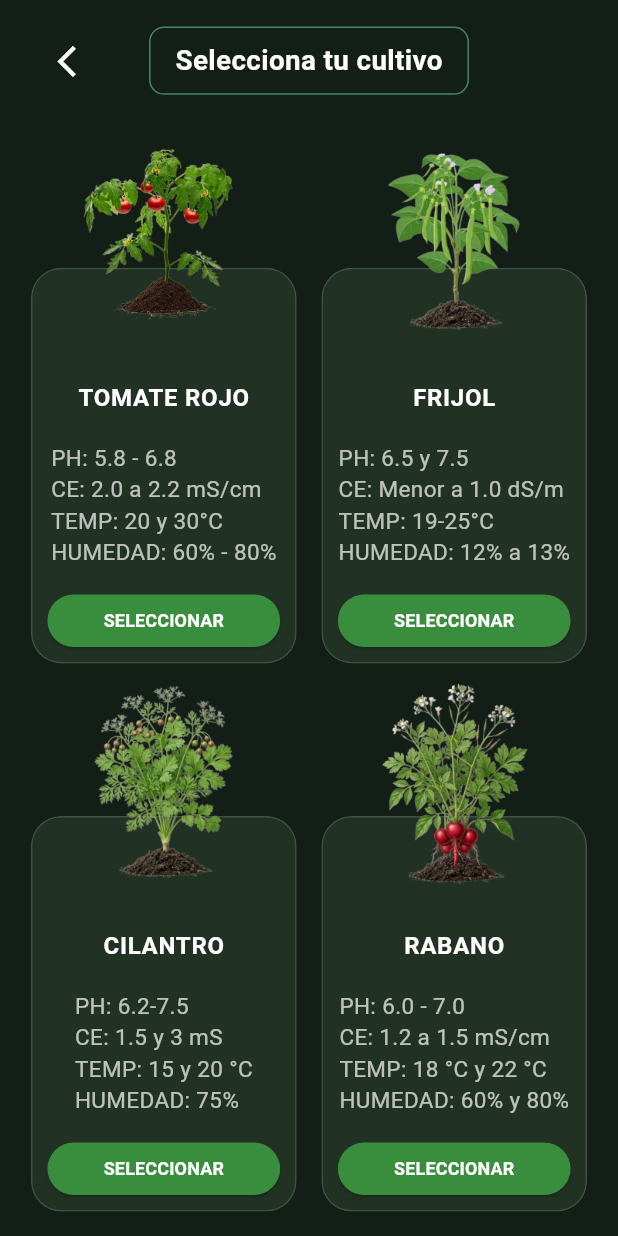
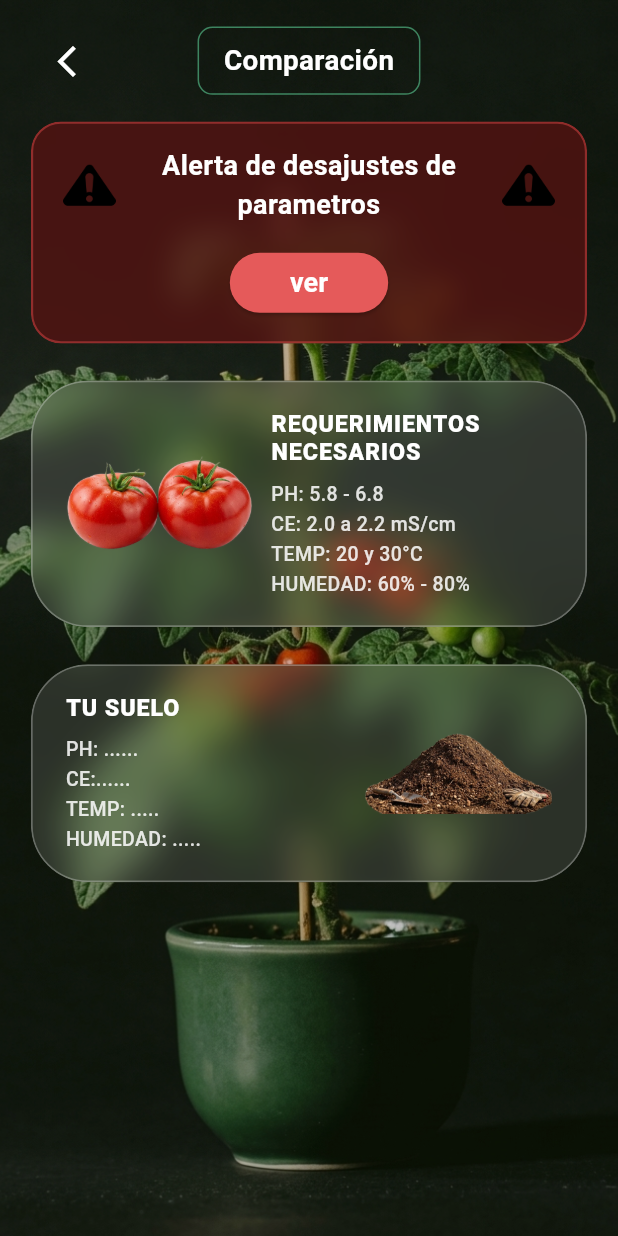
Before and after one commit to Emilyn123/app_cultivo, a Flutter app: the SeleccionCultivo screen opened directly, after a tap on "SELECCIONAR", on a phone screen of 412 x 824 dp. Run offline on Flutter 3.47's test engine with Material 3 defaults, Android fonts, the phone set to English and light mode, and no system bars; our stand-ins replace sqflite; accounts and stored records are empty.

Commit message:
pantalla de comparacion y alertas

```diff
--- /dev/null
+++ b/lib/core/widgets/tarjeta_comparacion.dart
@@ -0,0 +1,125 @@
+import 'dart:ui';
+import 'package:flutter/material.dart';
+
+class TarjetaComparacion extends StatelessWidget {
+  final String titulo;
+  final String imagenPath;
+  final List<String> datos;
+
+  /// Si es true, coloca el texto a la izquierda y la imagen a la derecha.
+  final bool imagenALaDerecha;
+
+  const TarjetaComparacion({
+    super.key,
+    required this.titulo,
+    required this.imagenPath,
+    required this.datos,
+    this.imagenALaDerecha = false,
+  });
+
+  @override
+  Widget build(BuildContext context) {
+    final screenWidth = MediaQuery.of(context).size.width;
+
+    return LayoutBuilder(
+      builder: (context, constraints) {
+        // Cálculo de dimensiones responsivas
+        final paddingH = screenWidth < 360 ? 16.0 : 22.0;
+        final paddingV = screenWidth < 360 ? 14.0 : 18.0;
+        final tamanoTitulo = screenWidth < 360 ? 13.5 : 15.5;
+        final tamanoDato = screenWidth < 360 ? 11.5 : 13.0;
+        final altoImagen = (constraints.maxWidth * 0.28).clamp(70.0, 105.0);
+        final radioBorde = BorderRadius.circular(38);
+
+        // Contenido de los textos
+        Widget bloqueTextos = Column(
+          crossAxisAlignment: CrossAxisAlignment.start,
+          mainAxisSize: MainAxisSize.min,
+          children: [
+            Text(
+              titulo,
+              style: TextStyle(
+                color: Colors.white,
+                fontWeight: FontWeight.w800,
+                fontSize: tamanoTitulo,
+                letterSpacing: 0.6,
+                height: 1.2,
+              ),
+            ),
+            const SizedBox(height: 8),
+            ...datos.map(
+              (dato) => Padding(
+                padding: const EdgeInsets.symmetric(vertical: 2.0),
+                child: Text(
+                  dato,
+                  style: TextStyle(
+                    color: Colors.white.withOpacity(0.85),
+                    fontSize: tamanoDato,
+                    fontWeight: FontWeight.w500,
+                    height: 1.25,
+                  ),
+                  maxLines: 1,
+                  overflow: TextOverflow.ellipsis,
+                ),
+              ),
+            ),
+          ],
+        );
+
+        // Contenido de la imagen
+        Widget bloqueImagen = ConstrainedBox(
+          constraints: BoxConstraints(
+            maxHeight: altoImagen,
+            maxWidth: constraints.maxWidth * 0.42,
+          ),
+          child: Image.asset(
+            imagenPath,
+            fit: BoxFit.contain,
+            errorBuilder: (context, error, stackTrace) => const Icon(
+              Icons.image_not_supported_outlined,
+              color: Colors.white54,
+              size: 40,
+            ),
+          ),
+        );
+
+        return ClipRRect(
+          borderRadius: radioBorde,
+          child: BackdropFilter(
+            filter: ImageFilter.blur(sigmaX: 12, sigmaY: 12),
+            child: Container(
+              width: double.infinity,
+              padding: EdgeInsets.symmetric(
+                horizontal: paddingH,
+                vertical: paddingV,
+              ),
+              decoration: BoxDecoration(
+                color: Colors.white.withOpacity(0.12),
+                borderRadius: radioBorde,
+                border: Border.all(
+                  color: Colors.white.withOpacity(0.28),
+                  width: 1.2,
+                ),
+              ),
+              child: Row(
+                mainAxisAlignment: MainAxisAlignment.spaceBetween,
+                crossAxisAlignment: CrossAxisAlignment.center,
+                children: imagenALaDerecha
+                    ? [
+                        Expanded(flex: 3, child: bloqueTextos),
+                        const SizedBox(width: 12),
+                        Expanded(flex: 2, child: Center(child: bloqueImagen)),
+                      ]
+                    : [
+                        Expanded(flex: 2, child: Center(child: bloqueImagen)),
+                        const SizedBox(width: 12),
+                        Expanded(flex: 3, child: bloqueTextos),
+                      ],
+              ),
+            ),
+          ),
+        );
+      },
+    );
+  }
+}
--- /dev/null
+++ b/lib/features/crops/presentation/screens/comparacion_cultivo.dart
@@ -0,0 +1,283 @@
+import 'package:flutter/material.dart';
+import 'dart:ui';
+import '../../../../core/widgets/tarjeta_comparacion.dart';
+import '../../../monitor/presentation/screens/soil_diagnosis_screen.dart';
+import '../../../../core/widgets/encabezado_personalizado.dart';
+
+class ComparacionCultivo extends StatefulWidget {
+  const ComparacionCultivo({super.key});
+
+  @override
+  State<ComparacionCultivo> createState() => _ComparacionCultivoState();
+}
+
+class _ComparacionCultivoState extends State<ComparacionCultivo> {
+  // 🟢🔴 CAMBIA ESTO PARA PROBAR LOS DOS DISEÑOS
+  // true = Muestra la alerta Verde (¡Excelente noticia!)
+  // false = Muestra la alerta Roja (Alerta de desajustes)
+  bool parametrosCumplen = false;
+
+  @override
+  Widget build(BuildContext context) {
+    final size = MediaQuery.of(context).size;
+
+    return Scaffold(
+      backgroundColor: const Color(0xFF0F1511), // Fondo oscuro
+      body: Stack(
+        children: [
+          // 1. Imagen de la planta de fondo (Reemplaza con tu asset si tienes uno de fondo completo)
+          SizedBox(
+            width: double.infinity,
+            height: double.infinity,
+            child: Image.asset(
+              'assets/images/comparacion.png', // Usamos tu nuevo fondo
+              fit: BoxFit.cover, // Cubre toda la pantalla
+            ),
+          ),
+
+          // Un pequeñísimo filtro oscuro por si las letras blancas se pierden
+          Container(color: Colors.black.withOpacity(0.2)),
+
+          // 2. Contenido de la pantalla
+          SafeArea(
+            child: Column(
+              children: [
+                // --- ENCABEZADO ---
+                const EncabezadoPersonalizado(titulo: 'Comparación'),
+
+                Expanded(
+                  child: SingleChildScrollView(
+                    padding: EdgeInsets.symmetric(
+                      horizontal: size.width * 0.05,
+                    ),
+                    child: Column(
+                      children: [
+                        // --- ALERTA DINÁMICA (ARRIBA SI ES ROJA) ---
+                        if (!parametrosCumplen)
+                          _AlertaRoja(
+                            alPresionarVer: () {
+                              Navigator.push(
+                                context,
+                                MaterialPageRoute(
+                                  builder: (context) =>
+                                      const SoilDiagnosisScreen(),
+                                ),
+                              );
+                            },
+                          ),
+
+                        SizedBox(height: size.height * 0.03),
+
+                        // --- TARJETA 1: REQUERIMIENTOS ---
+                        TarjetaComparacion(
+                          titulo: 'REQUERIMIENTOS\nNECESARIOS',
+                          imagenPath: 'assets/images/tomates.png',
+                          datos: const [
+                            'PH: 5.8 - 6.8',
+                            'CE: 2.0 a 2.2 mS/cm',
+                            'TEMP: 20 y 30°C',
+                            'HUMEDAD: 60% - 80%',
+                          ],
+                        ),
+                        SizedBox(height: size.height * 0.03),
+
+                        // --- TARJETA 2: TU SUELO ---
+                        TarjetaComparacion(
+                          titulo: 'TU SUELO',
+                          imagenPath:
+                              'assets/images/tierra.png', // O una imagen de tierra
+                          imagenALaDerecha: true,
+                          datos: const [
+                            'PH: ......',
+                            'CE:......',
+                            'TEMP: .....',
+                            'HUMEDAD: .....',
+                          ],
+                        ),
+                        SizedBox(height: size.height * 0.05),
+
+                        // --- ALERTA DINÁMICA (ABAJO SI ES VERDE) ---
+                        if (parametrosCumplen)
+                          _AlertaVerde(
+                            alPresionarIniciar: () {
+                              // Aquí programaremos el inicio de la Etapa 1
+                              print('Iniciando seguimiento');
+                            },
+                          ),
+
+                        SizedBox(height: size.height * 0.05),
+                      ],
+                    ),
+                  ),
+                ),
+              ],
+            ),
+          ),
+        ],
+      ),
+    );
+  }
+}
+
+// =====================================================================
+// WIDGETS INTERNOS DE LA PANTALLA
+// =====================================================================
+
+// Molde para la Alerta Roja (Ahora con efecto cristal)
+class _AlertaRoja extends StatelessWidget {
+  final VoidCallback alPresionarVer;
+
+  const _AlertaRoja({required this.alPresionarVer});
+
+  @override
+  Widget build(BuildContext context) {
+    return ClipRRect(
+      borderRadius: BorderRadius.circular(20),
+      child: BackdropFilter(
+        filter: ImageFilter.blur(
+          sigmaX: 10,
+          sigmaY: 10,
+        ), // Desenfoque del fondo
+        child: Container(
+          width: double.infinity,
+          padding: const EdgeInsets.symmetric(vertical: 15, horizontal: 20),
+          decoration: BoxDecoration(
+            // El color ahora tiene ".withOpacity(0.7)" para dejar ver la planta
+            color: const Color(0xFF5C1111).withOpacity(0.7),
+            borderRadius: BorderRadius.circular(20),
+            border: Border.all(
+              color: Colors.redAccent.withOpacity(0.4),
+              width: 1.5,
+            ), // Borde sutil
+          ),
+          child: Column(
+            children: [
+              Row(
+                mainAxisAlignment: MainAxisAlignment.spaceBetween,
+                children: [
+                  Image.asset('assets/images/advertencia.png', height: 35),
+                  const Text(
+                    'Alerta de desajustes de\nparametros',
+                    textAlign: TextAlign.center,
+                    style: TextStyle(
+                      color: Colors.white,
+                      fontWeight: FontWeight.bold,
+                      fontSize: 18,
+                    ),
+                  ),
+                  Image.asset('assets/images/advertencia.png', height: 35),
+                ],
+              ),
+              const SizedBox(height: 15),
+              ElevatedButton(
+                style: ElevatedButton.styleFrom(
+                  backgroundColor: const Color(0xFFE55A5A),
+                  shape: RoundedRectangleBorder(
+                    borderRadius: BorderRadius.circular(20),
+                  ),
+                  padding: const EdgeInsets.symmetric(horizontal: 40),
+                ),
+                onPressed: alPresionarVer,
+                child: const Text(
+                  'ver',
+                  style: TextStyle(
+                    color: Colors.white,
+                    fontWeight: FontWeight.bold,
+                    fontSize: 18,
+                  ),
+                ),
+              ),
+            ],
+          ),
+        ),
+      ),
+    );
+  }
+}
+
+// Molde para la Alerta Verde (Ahora con efecto cristal)
+class _AlertaVerde extends StatelessWidget {
+  final VoidCallback alPresionarIniciar;
+
+  const _AlertaVerde({required this.alPresionarIniciar});
+
+  @override
+  Widget build(BuildContext context) {
+    return ClipRRect(
+      borderRadius: BorderRadius.circular(20),
+      child: BackdropFilter(
+        filter: ImageFilter.blur(
+          sigmaX: 10,
+          sigmaY: 10,
+        ), // Desenfoque del fondo
+        child: Container(
+          width: double.infinity,
+          padding: const EdgeInsets.all(20),
+          decoration: BoxDecoration(
+            // El color ahora tiene ".withOpacity(0.7)"
+            color: const Color(0xFF2E5325).withOpacity(0.7),
+            borderRadius: BorderRadius.circular(20),
+            border: Border.all(
+              color: Colors.greenAccent.withOpacity(0.4),
+              width: 1.5,
+            ),
+          ),
+          child: Column(
+            children: [
+              Row(
+                mainAxisAlignment: MainAxisAlignment.spaceBetween,
+                children: const [
+                  Icon(
+                    Icons.check_circle_outline,
+                    color: Colors.white,
+                    size: 30,
+                  ),
+                  Text(
+                    '¡Excelente noticia!',
+                    style: TextStyle(
+                      color: Colors.white,
+                      fontWeight: FontWeight.bold,
+                      fontSize: 18,
+                    ),
+                  ),
+                  Icon(
+                    Icons.check_circle_outline,
+                    color: Colors.white,
+                    size: 30,
+                  ),
+                ],
+              ),
+              const SizedBox(height: 15),
+              const Text(
+                'Tus parámetros de suelo\ncumplen con los requerimientos',
+                textAlign: TextAlign.center,
+                style: TextStyle(color: Colors.white, fontSize: 15),
+              ),
+              const SizedBox(height: 20),
+              ElevatedButton(
+                style: ElevatedButton.styleFrom(
+                  backgroundColor: const Color(0xFF388E3C),
+                  shape: RoundedRectangleBorder(
+                    borderRadius: BorderRadius.circular(20),
+                  ),
+                  padding: const EdgeInsets.symmetric(horizontal: 20),
+                ),
+                onPressed: alPresionarIniciar,
+                child: const FittedBox(
+                  child: Text(
+                    'Iniciar seguimiento de cultivo',
+                    style: TextStyle(
+                      color: Colors.white,
+                      fontWeight: FontWeight.bold,
+                      fontSize: 16,
+                    ),
+                  ),
+                ),
+              ),
+            ],
+          ),
+        ),
+      ),
+    );
+  }
+}
--- a/lib/features/crops/presentation/screens/seleccion_cultivo.dart
+++ b/lib/features/crops/presentation/screens/seleccion_cultivo.dart
@@ -1,7 +1,7 @@
 import 'package:flutter/material.dart';
 import '../../../../core/widgets/encabezado_personalizado.dart';
 import '../../../../core/widgets/tarjeta_cultivo_elegir.dart';
-//import 'comparacion_cultivo.dart';
+import 'comparacion_cultivo.dart';
 
 class SeleccionCultivo extends StatelessWidget {
   const SeleccionCultivo({super.key});
@@ -39,7 +39,14 @@ class SeleccionCultivo extends StatelessWidget {
                     ce: '2.0 a 2.2 mS/cm',
                     temp: '20 y 30°C',
                     humedad: '60% - 80%',
-                    alPresionar: () {},
+                    alPresionar: () {
+                      Navigator.push(
+                        context,
+                        MaterialPageRoute(
+                          builder: (context) => const ComparacionCultivo(),
+                        ),
+                      );
+                    },
                   ),
                   TarjetaCultivoElegir(
                     imagenPath: 'assets/images/frijol.png',
--- a/lib/features/monitor/presentation/screens/soil_diagnosis_screen.dart
+++ b/lib/features/monitor/presentation/screens/soil_diagnosis_screen.dart
@@ -11,9 +11,9 @@ class SoilDiagnosisScreen extends StatelessWidget {
     return Scaffold(
       backgroundColor: const Color.fromARGB(
         255,
-        40,
-        65,
-        49,
+        28,
+        41,
+        31,
       ), // Fondo verde muy oscuro
       body: SafeArea(
         child: Column(
```
Also changed, not shown: assets/images/amarre.jpg (added), assets/images/campo.png (added), assets/images/comparacion.png (added), assets/images/crecimiento.jpg (added), assets/images/e_amarre.png (added), assets/images/e_crecimiento.png (added), assets/images/e_germinacion.png (added), assets/images/e_maduracion.png (added), assets/images/e_siembra.png (added), assets/images/maduracion.jpg (added), assets/images/mas.png (added), assets/images/siembra.png (added), assets/images/tierra.png (added), assets/images/tomates.png (added).
